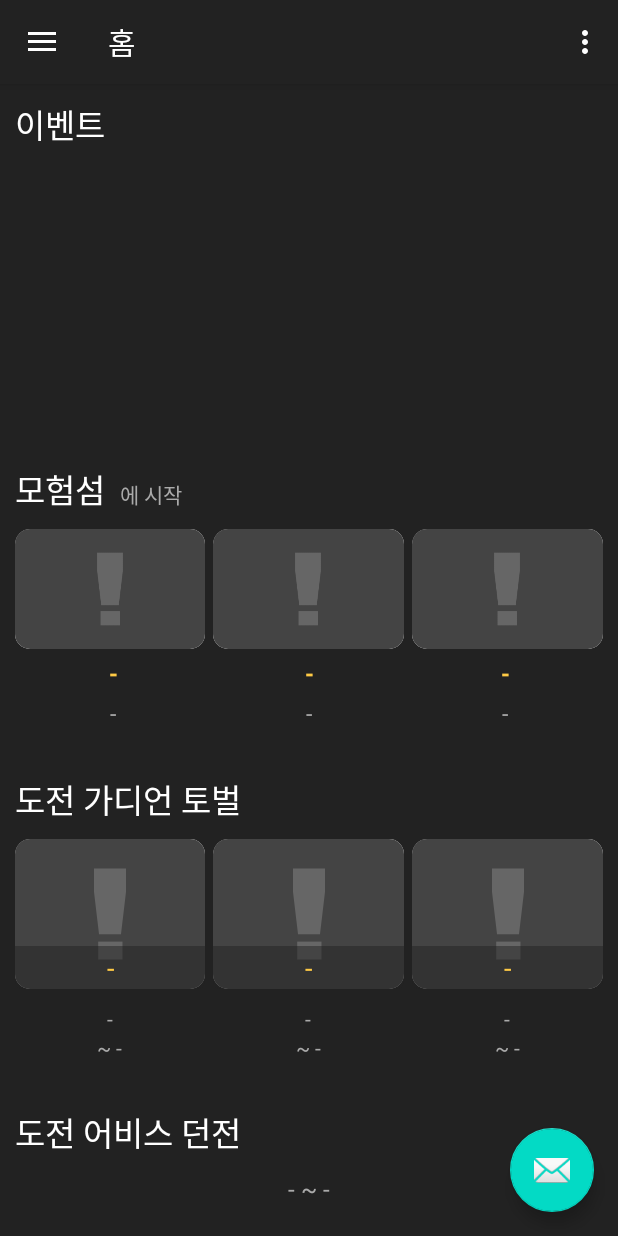
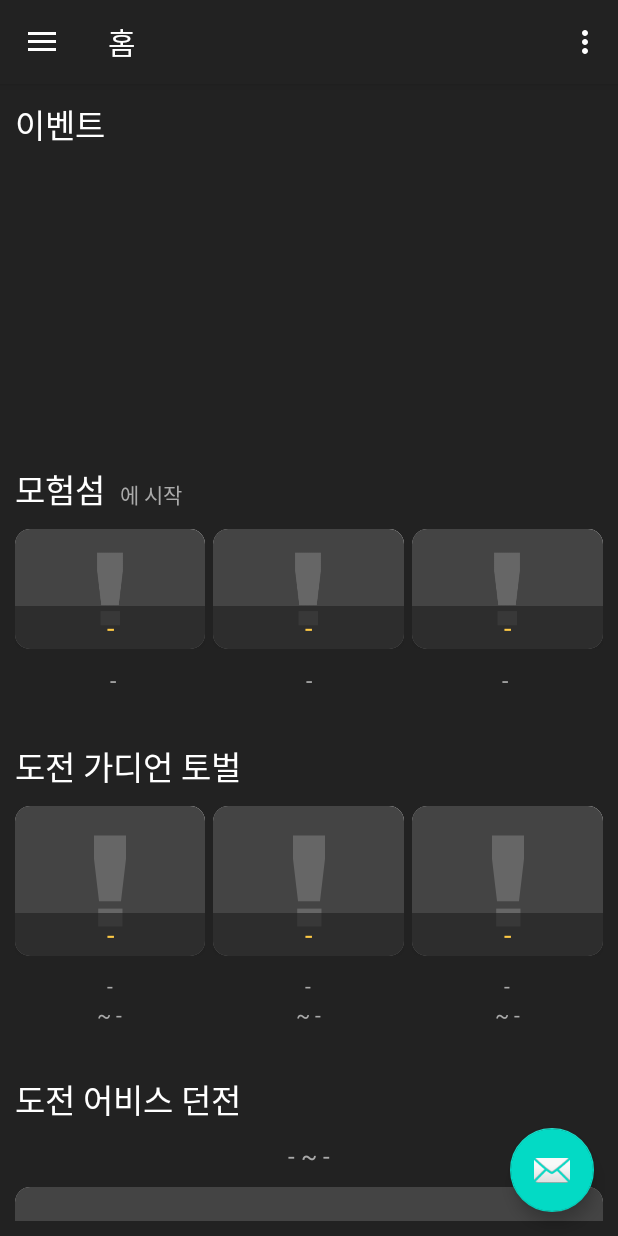
Before and after one commit to zeratul188/LostArkHub, an Android app: the screen it shows after launch (MainActivity), on a phone screen of 412 x 824 dp. Run offline under Robolectric (Android 15) with nearby library versions, the phone set to English and light mode, and no system bars; our stand-ins replace Firebase (no records; nobody signed in at launch, a user with empty details on screens opened directly), navigation-ui.

Commit message:
20211027 2239 박성민

```diff
--- a/app/src/main/java/com/example/lostarkapplication/ui/home/HomeFragment.java
+++ b/app/src/main/java/com/example/lostarkapplication/ui/home/HomeFragment.java
@@ -58,7 +58,7 @@ public class HomeFragment extends Fragment {
     private TextView[] txtEndBoss = new TextView[BOSS_LENGTH];
 
     private TextView txtStartDungeon, txtEndDungeon, txtFirstDungeon, txtSecondDungeon;
-    private ImageView imgFirstDungeon, imgSecondDungeon;
+    private ImageView imgDungeon;
 
     private ListView listUpdate;
     private ArrayList<Update> updates;
@@ -177,20 +177,17 @@ public class HomeFragment extends Fragment {
 
                 switch (recycle) {
                     case 1:
-                        imgFirstDungeon.setImageResource(R.drawable.dg1_1);
-                        imgSecondDungeon.setImageResource(R.drawable.dg1_2);
+                        imgDungeon.setImageResource(R.drawable.dg1);
                         txtFirstDungeon.setText(dungeons.get(0));
                         txtSecondDungeon.setText(dungeons.get(1));
                         break;
                     case 2:
-                        imgFirstDungeon.setImageResource(R.drawable.dg2_1);
-                        imgSecondDungeon.setImageResource(R.drawable.dg2_2);
+                        imgDungeon.setImageResource(R.drawable.dg2);
                         txtFirstDungeon.setText(dungeons.get(2));
                         txtSecondDungeon.setText(dungeons.get(3));
                         break;
                     case 3:
-                        imgFirstDungeon.setImageResource(R.drawable.dg3_1);
-                        imgSecondDungeon.setImageResource(R.drawable.dg3_2);
+                        imgDungeon.setImageResource(R.drawable.dg3);
                         txtFirstDungeon.setText(dungeons.get(4));
                         txtSecondDungeon.setText(dungeons.get(5));
                         break;
@@ -291,12 +288,9 @@ public class HomeFragment extends Fragment {
         txtEndDungeon = root.findViewById(R.id.txtEndDungeon);
         txtFirstDungeon = root.findViewById(R.id.txtFirstDungeon);
         txtSecondDungeon = root.findViewById(R.id.txtSecondDungeon);
-        imgFirstDungeon = root.findViewById(R.id.imgFirstDungeon);
-        imgSecondDungeon = root.findViewById(R.id.imgSecondDungeon);
-        imgFirstDungeon.setBackground(round_drawable);
-        imgSecondDungeon.setBackground(round_drawable);
-        imgFirstDungeon.setClipToOutline(true);
-        imgSecondDungeon.setClipToOutline(true);
+        imgDungeon = root.findViewById(R.id.imgDungeon);
+        imgDungeon.setBackground(round_drawable);
+        imgDungeon.setClipToOutline(true);
 
         listUpdate = root.findViewById(R.id.listUpdate);
         updates = new ArrayList<>();
--- a/app/src/main/res/drawable/nameroundimage.xml
+++ b/app/src/main/res/drawable/nameroundimage.xml
@@ -1,6 +1,6 @@
 <?xml version="1.0" encoding="utf-8"?>
 <shape xmlns:android="http://schemas.android.com/apk/res/android"
     android:shape="rectangle">
-    <solid android:color="#80222222"/>
+    <solid android:color="#aa222222"/>
     <corners android:bottomLeftRadius="5dp" android:bottomRightRadius="5dp"/>
 </shape>
--- a/app/src/main/res/layout/fragment_home.xml
+++ b/app/src/main/res/layout/fragment_home.xml
@@ -51,73 +51,82 @@
             android:layout_width="match_parent"
             android:layout_height="wrap_content"
             android:orientation="horizontal">
-            <ImageView
+            <FrameLayout
                 android:layout_width="0dp"
                 android:layout_weight="1"
-                android:layout_height="80dp"
+                android:layout_height="80dp">
+                <ImageView
+                    android:layout_width="match_parent"
+                    android:layout_height="match_parent"
                     android:scaleType="centerCrop"
                     android:id="@+id/imgIsland1"
                     android:background="@drawable/roundimage"
                     android:src="@drawable/emptyboss"/>
-            <ImageView
+                <TextView
+                    android:layout_width="match_parent"
+                    android:layout_height="wrap_content"
+                    android:id="@+id/txtIsland1"
+                    android:background="@drawable/nameroundimage"
+                    android:text="-"
+                    android:gravity="center"
+                    android:textSize="18sp"
+                    android:padding="2dp"
+                    android:textColor="#FFCA45"
+                    android:layout_gravity="bottom"/>
+            </FrameLayout>
+            <FrameLayout
                 android:layout_width="0dp"
                 android:layout_weight="1"
                 android:layout_height="80dp"
+                android:layout_marginLeft="5dp"
+                android:layout_marginRight="5dp">
+                <ImageView
+                    android:layout_width="match_parent"
+                    android:layout_height="match_parent"
                     android:scaleType="centerCrop"
                     android:id="@+id/imgIsland2"
-                android:layout_marginRight="5dp"
-                android:layout_marginLeft="5dp"
                     android:background="@drawable/roundimage"
                     android:src="@drawable/emptyboss"/>
-            <ImageView
+                <TextView
+                    android:layout_width="match_parent"
+                    android:layout_height="wrap_content"
+                    android:id="@+id/txtIsland2"
+                    android:background="@drawable/nameroundimage"
+                    android:text="-"
+                    android:gravity="center"
+                    android:textSize="18sp"
+                    android:padding="2dp"
+                    android:textColor="#FFCA45"
+                    android:layout_gravity="bottom"/>
+            </FrameLayout>
+            <FrameLayout
                 android:layout_width="0dp"
                 android:layout_weight="1"
-                android:layout_height="80dp"
+                android:layout_height="80dp">
+                <ImageView
+                    android:layout_width="match_parent"
+                    android:layout_height="match_parent"
                     android:scaleType="centerCrop"
                     android:id="@+id/imgIsland3"
                     android:background="@drawable/roundimage"
                     android:src="@drawable/emptyboss"/>
+                <TextView
+                    android:layout_width="match_parent"
+                    android:layout_height="wrap_content"
+                    android:id="@+id/txtIsland3"
+                    android:background="@drawable/nameroundimage"
+                    android:text="-"
+                    android:gravity="center"
+                    android:textSize="18sp"
+                    android:padding="2dp"
+                    android:textColor="#FFCA45"
+                    android:layout_gravity="bottom"/>
+            </FrameLayout>
         </LinearLayout>
         <LinearLayout
             android:layout_width="match_parent"
             android:layout_height="wrap_content"
-            android:layout_marginTop="5dp"
-            android:orientation="horizontal">
-            <TextView
-                android:layout_width="0dp"
-                android:layout_weight="1"
-                android:layout_height="wrap_content"
-                android:text="-"
-                android:id="@+id/txtIsland1"
-                android:textSize="15sp"
-                android:textStyle="bold"
-                android:textColor="#FFCA45"
-                android:gravity="center"/>
-            <TextView
-                android:layout_width="0dp"
-                android:layout_weight="1"
-                android:layout_height="wrap_content"
-                android:text="-"
-                android:id="@+id/txtIsland2"
-                android:textSize="15sp"
-                android:textStyle="bold"
-                android:textColor="#FFCA45"
-                android:gravity="center"/>
-            <TextView
-                android:layout_width="0dp"
-                android:layout_weight="1"
-                android:layout_height="wrap_content"
-                android:text="-"
-                android:id="@+id/txtIsland3"
-                android:textSize="15sp"
-                android:textStyle="bold"
-                android:textColor="#FFCA45"
-                android:gravity="center"/>
-        </LinearLayout>
-        <LinearLayout
-            android:layout_width="match_parent"
-            android:layout_height="wrap_content"
-            android:layout_marginTop="5dp"
+            android:layout_marginTop="10dp"
             android:layout_marginBottom="30dp"
             android:orientation="horizontal">
             <TextView
@@ -376,35 +385,23 @@
                 android:textSize="16sp"
                 android:textColor="#AAAAAA"/>
         </LinearLayout>
+        <FrameLayout
+            android:layout_width="match_parent"
+            android:layout_height="140dp">
+            <ImageView
+                android:layout_width="match_parent"
+                android:layout_height="match_parent"
+                android:id="@+id/imgDungeon"
+                android:src="@drawable/emptyboss"
+                android:background="@drawable/roundimage"
+                android:scaleType="centerCrop"/>
             <LinearLayout
                 android:layout_width="match_parent"
                 android:layout_height="wrap_content"
-            android:layout_marginTop="5dp"
-            android:orientation="horizontal">
-            <ImageView
-                android:layout_width="0dp"
-                android:layout_weight="1"
-                android:layout_height="120dp"
-                android:id="@+id/imgFirstDungeon"
-                android:src="@drawable/emptyboss"
-                android:background="@drawable/roundimage"
-                android:scaleType="centerCrop"
-                android:layout_marginRight="5dp"/>
-            <ImageView
-                android:layout_width="0dp"
-                android:layout_weight="1"
-                android:layout_height="120dp"
-                android:id="@+id/imgSecondDungeon"
-                android:src="@drawable/emptyboss"
-                android:background="@drawable/roundimage"
-                android:scaleType="centerCrop"
-                android:layout_marginLeft="5dp"/>
-        </LinearLayout>
-        <LinearLayout
-            android:layout_width="match_parent"
-            android:layout_height="wrap_content"
-            android:layout_marginTop="10dp"
-            android:orientation="horizontal">
+                android:orientation="horizontal"
+                android:layout_gravity="bottom"
+                android:padding="5dp"
+                android:background="@drawable/nameroundimage">
                 <TextView
                     android:layout_width="0dp"
                     android:layout_weight="1"
@@ -424,6 +421,7 @@
                     android:textSize="16sp"
                     android:textColor="#FFCA45"/>
             </LinearLayout>
+        </FrameLayout>
         <TextView
             android:layout_width="wrap_content"
             android:layout_height="wrap_content"
```
Also changed, not shown: app/src/main/res/drawable/dg1.png (added), app/src/main/res/drawable/dg1_1.png (deleted), app/src/main/res/drawable/dg1_2.png (deleted), app/src/main/res/drawable/dg2.png (added), app/src/main/res/drawable/dg2_1.png (deleted), app/src/main/res/drawable/dg2_2.png (deleted), app/src/main/res/drawable/dg3.png (added), app/src/main/res/drawable/dg3_1.png (deleted), app/src/main/res/drawable/dg3_2.png (deleted). Lines whose indentation alone changed are shown as unchanged.
